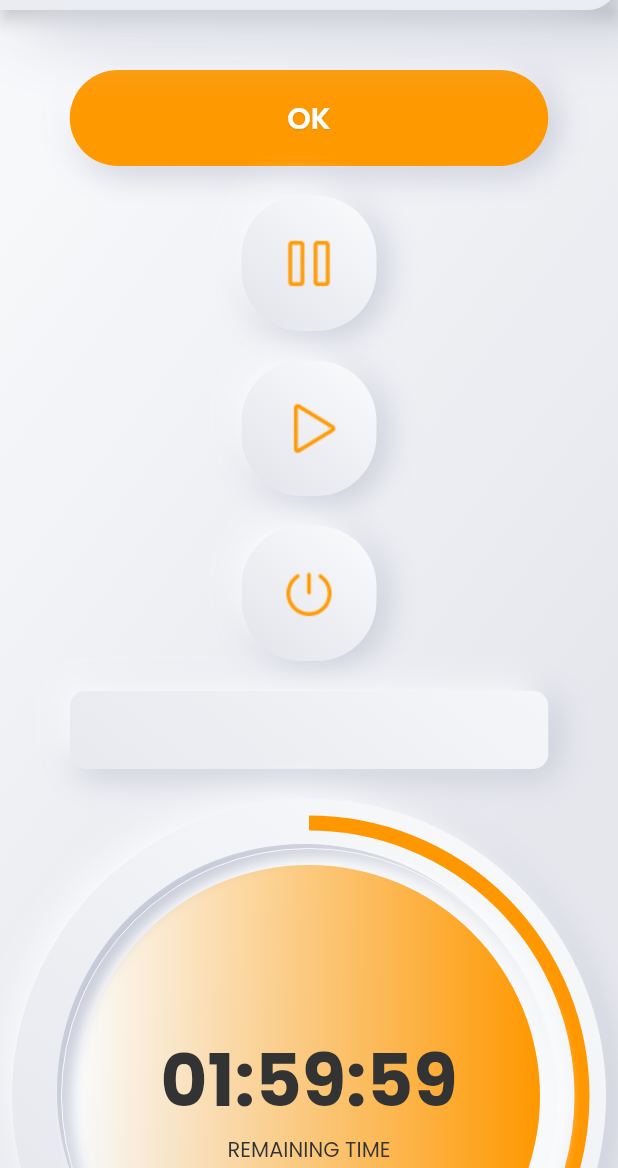
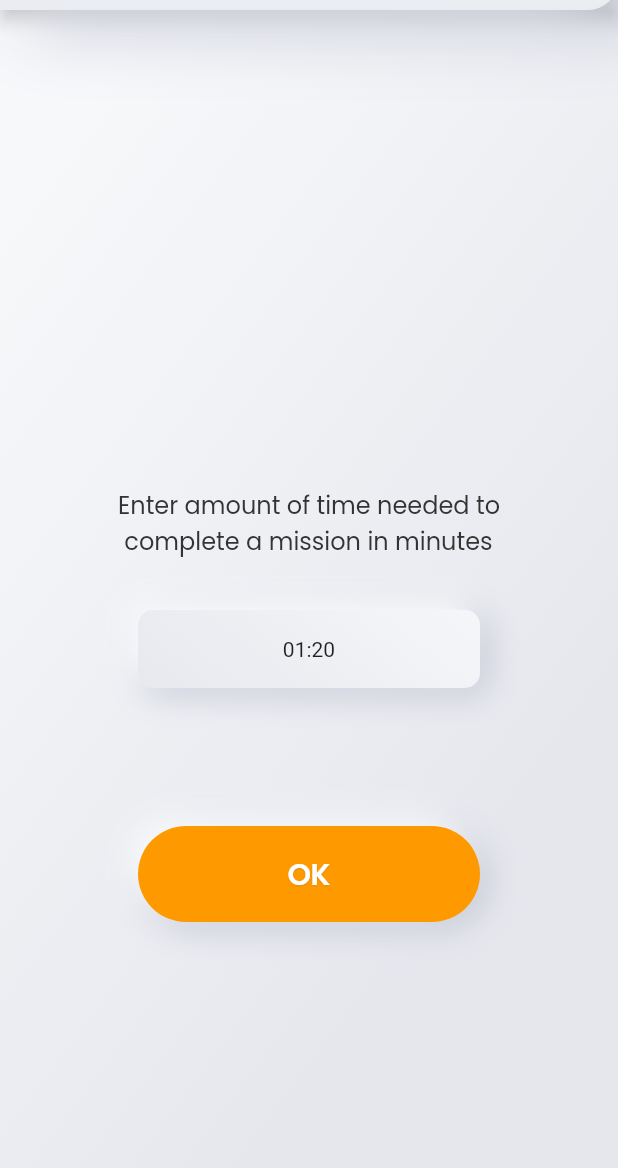
Before and after one commit to TanjaPervan/timer_upgrade, a Flutter app: the screen it shows after launch, on a phone screen of 412 x 824 dp, the part 68-1236 px from its top. Run offline on Flutter 3.47's test engine with Material 2 defaults, Android fonts, the phone set to English and light mode, and no system bars; our stand-ins replace easy_localization, go_router, kiwi; missing offline and left inert: easy_logger.

Commit message:
finish home, add router, and back button

```diff
--- a/tanja_timer/lib/pages/home_page.dart
+++ b/tanja_timer/lib/pages/home_page.dart
@@ -1,11 +1,13 @@
 import 'dart:math';
+
 import 'package:flutter/material.dart';
+import 'package:go_router/go_router.dart';
 import 'package:tanja_timer/extensions/custom_color.dart';
+import 'package:tanja_timer/extensions/custom_text_style.dart';
+import 'package:tanja_timer/pages/timer_page.dart';
 import 'package:tanja_timer/widgets/app_bar/custom_app_bar.dart';
-import 'package:tanja_timer/widgets/custom_button.dart';
 import 'package:tanja_timer/widgets/ok_button.dart';
 import 'package:tanja_timer/widgets/shadows_gradients.dart';
-import 'package:tanja_timer/widgets/timer_circle.dart';
 
 class HomePage extends StatelessWidget {
   static const pageName = 'home';
@@ -13,9 +15,14 @@ class HomePage extends StatelessWidget {
 
   @override
   Widget build(BuildContext context) {
+    final screenHeight = MediaQuery.of(context).size.height;
+
     return Scaffold(
       appBar: const CustomAppBar.center(),
-      body: DecoratedBox(
+      body: SizedBox(
+        height: screenHeight,
+        width: double.infinity,
+        child: DecoratedBox(
           position: DecorationPosition.background,
           decoration: BoxDecoration(
             gradient: LinearGradient(
@@ -29,21 +36,61 @@ class HomePage extends StatelessWidget {
               stops: const [0.2585, 0.8581],
             ),
           ),
-        child: ListView(
-          children: const [
-            SizedBox(height: 40),
-            Center(child: OkButton()),
-            SizedBox(height: 20),
-            Center(child: CustomButton.pause()),
-            SizedBox(height: 20),
-            Center(child: CustomButton.play()),
-            SizedBox(height: 20),
-            Center(child: CustomButton.powerOff()),
-            SizedBox(height: 20),
-            Center(child: ShadowsGradients.inputField(child: Text(''))),
-            SizedBox(height: 20),
-            Center(child: TimerCircle()),
+          child: Column(
+            children: [
+              SizedBox(
+                height: screenHeight / 2 - 46,
+                child: Column(
+                  mainAxisAlignment: MainAxisAlignment.end,
+                  children: [
+                    Text(
+                      'Enter amount of time needed to\n complete a mission in minutes',
+                      style: CustomTextStyles.of(context).regular16.apply(),
+                    ),
                   ],
+                ),
+              ),
+              const SizedBox(height: 34),
+              const ShadowsGradients.inputField(child: Center(child: Text('01:20'))),
+              SizedBox(
+                height: screenHeight / 2 - (86 + 77),
+                child: Column(
+                  mainAxisAlignment: MainAxisAlignment.end,
+                  children: [
+                    OkButton(onTap: () => context.pushNamed(TimerPage.pageName)),
+                    const SizedBox(height: 77),
+                  ],
+                ),
+              ),
+            ],
+          ),
+          // child: Column(
+          //   mainAxisSize: MainAxisSize.max,
+          //   mainAxisAlignment: MainAxisAlignment.center,
+          //   crossAxisAlignment: CrossAxisAlignment.center,
+          //   children: [
+          //     Align(
+          //       alignment: Alignment.center,
+          //       child: Padding(
+          //         padding: const EdgeInsets.symmetric(horizontal: 59),
+          //         child: Text(
+          //           'Enter amount of time needed to\n complete a mission in minutes',
+          //           style: CustomTextStyles.of(context).regular16.apply(),
+          //         ),
+          //       ),
+          //     ),
+          //     const SizedBox(height: 34),
+          //     const ShadowsGradients.inputField(
+          //       child: Center(
+          //         child: Text('01:20'),
+          //       ),
+          //     ),
+          //     Align(alignment: Alignment.bottomCenter, child: OkButton(onTap: () {})),
+          //     const Padding(
+          //       padding: EdgeInsets.only(bottom: 77),
+          //     ),
+          //   ],
+          // ),
         ),
       ),
     );
--- /dev/null
+++ b/tanja_timer/lib/pages/timer_page.dart
@@ -0,0 +1,18 @@
+import 'package:flutter/material.dart';
+import 'package:go_router/go_router.dart';
+import 'package:tanja_timer/widgets/app_bar/custom_app_bar.dart';
+import 'package:tanja_timer/widgets/timer_circle.dart';
+
+class TimerPage extends StatelessWidget {
+  static const pageName = 'timer';
+
+  const TimerPage({super.key});
+
+  @override
+  Widget build(BuildContext context) {
+    return Scaffold(
+      appBar: CustomAppBar.leading(onTapBack: () => context.pop()),
+      body: Center(child: TimerCircle()),
+    );
+  }
+}
--- a/tanja_timer/lib/services/router_service.dart
+++ b/tanja_timer/lib/services/router_service.dart
@@ -1,6 +1,7 @@
 import 'package:flutter/material.dart';
 import 'package:go_router/go_router.dart';
 import 'package:tanja_timer/pages/home_page.dart';
+import 'package:tanja_timer/pages/timer_page.dart';
 
 class RouterService {
   late final GoRouter _goRouter;
@@ -20,6 +21,13 @@ class RouterService {
             child: const HomePage(),
           ),
         ),
+        GoRoute(
+          path: '/timer',
+          name: TimerPage.pageName,
+          pageBuilder: (context, state) => _buildMaterialPage(
+            child: const TimerPage(),
+          ),
+        ),
       ],
     );
   }
--- a/tanja_timer/lib/widgets/app_bar/custom_app_bar.dart
+++ b/tanja_timer/lib/widgets/app_bar/custom_app_bar.dart
@@ -9,13 +9,16 @@ import 'package:tanja_timer/widgets/app_bar/leading_app_bar.dart';
 enum _AppBarStyle { center, leading }
 
 class CustomAppBar extends StatelessWidget implements PreferredSizeWidget {
+  final VoidCallback? onTapBack;
   final _AppBarStyle _type;
 
   const CustomAppBar.center({
     super.key,
-  }) : _type = _AppBarStyle.center;
+  })  : _type = _AppBarStyle.center,
+        onTapBack = null;
 
   const CustomAppBar.leading({
+    this.onTapBack,
     super.key,
   }) : _type = _AppBarStyle.leading;
 
@@ -25,7 +28,7 @@ class CustomAppBar extends StatelessWidget implements PreferredSizeWidget {
         return Text('timer'.tr(), style: CustomTextStyles.of(context).bold24);
 
       case _AppBarStyle.leading:
-        return const LeadingAppBar();
+        return LeadingTitle(onTapBack: onTapBack);
     }
   }
 
--- a/tanja_timer/lib/widgets/app_bar/leading_app_bar.dart
+++ b/tanja_timer/lib/widgets/app_bar/leading_app_bar.dart
@@ -3,8 +3,9 @@ import 'package:flutter/cupertino.dart';
 
 import 'package:tanja_timer/extensions/custom_text_style.dart';
 
-class LeadingAppBar extends StatelessWidget {
-  const LeadingAppBar({super.key});
+class LeadingTitle extends StatelessWidget {
+  final VoidCallback? onTapBack;
+  const LeadingTitle({super.key, required this.onTapBack});
 
   @override
   Widget build(BuildContext context) {
@@ -12,7 +13,7 @@ class LeadingAppBar extends StatelessWidget {
       mainAxisAlignment: MainAxisAlignment.start,
       children: [
         CupertinoButton(
-          onPressed: () {},
+          onPressed: onTapBack,
           child: Image.asset('assets/icons/icon_arrow_back.png'),
         ),
         const SizedBox(width: 2),
--- a/tanja_timer/lib/widgets/ok_button.dart
+++ b/tanja_timer/lib/widgets/ok_button.dart
@@ -1,16 +1,21 @@
 import 'package:easy_localization/easy_localization.dart';
+import 'package:flutter/cupertino.dart';
 import 'package:flutter/material.dart';
 import 'package:tanja_timer/extensions/custom_color.dart';
 import 'package:tanja_timer/extensions/custom_text_style.dart';
 
 class OkButton extends StatelessWidget {
-  const OkButton({super.key});
+  final VoidCallback onTap;
+  const OkButton({super.key, required this.onTap});
 
   @override
   Widget build(BuildContext context) {
-    return Container(
+    return CupertinoButton(
+      onPressed: onTap,
+      child: SizedBox(
         height: 64,
-      width: MediaQuery.of(context).size.width - 93,
+        width: 228,
+        child: DecoratedBox(
           decoration: BoxDecoration(
             color: CustomColors.of(context).secondary,
             borderRadius: BorderRadius.circular(40),
@@ -34,6 +39,8 @@ class OkButton extends StatelessWidget {
               ),
             ),
           ),
+        ),
+      ),
     );
   }
 }
--- a/tanja_timer/lib/widgets/shadows_gradients.dart
+++ b/tanja_timer/lib/widgets/shadows_gradients.dart
@@ -50,7 +50,9 @@ class ShadowsGradients extends StatelessWidget {
   double width(BuildContext context) {
     switch (_type) {
       case _Type.inputField:
-        return MediaQuery.of(context).size.width - 93;
+        return 228;
+
+      //MediaQuery.of(context).size.width - 93 * 2;
       case _Type.buttonRound:
         return 90;
       case _Type.bigRound:
```
Lines whose indentation alone changed are shown as unchanged.
